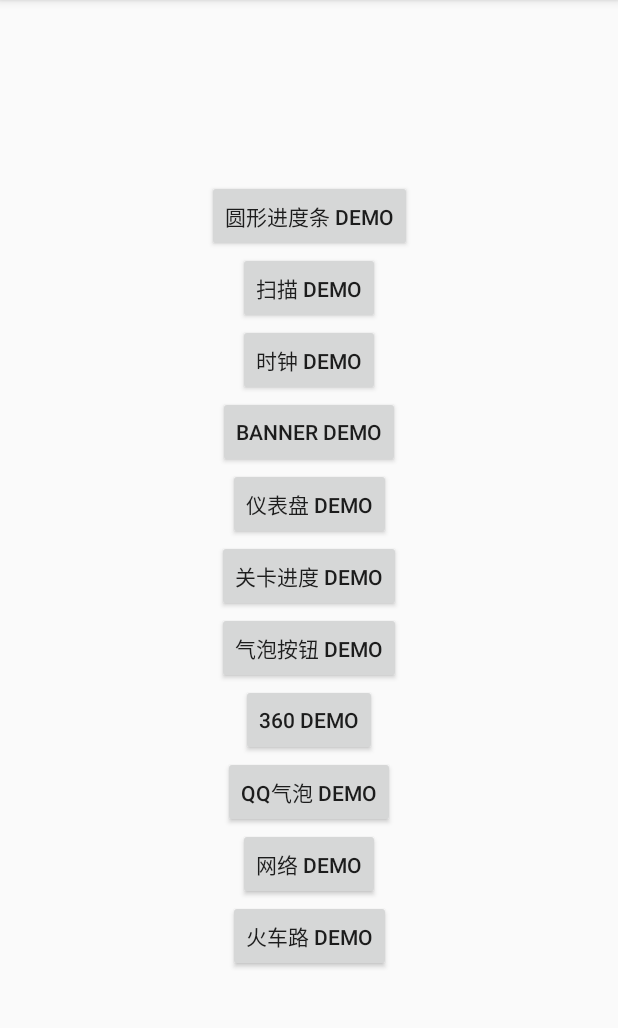
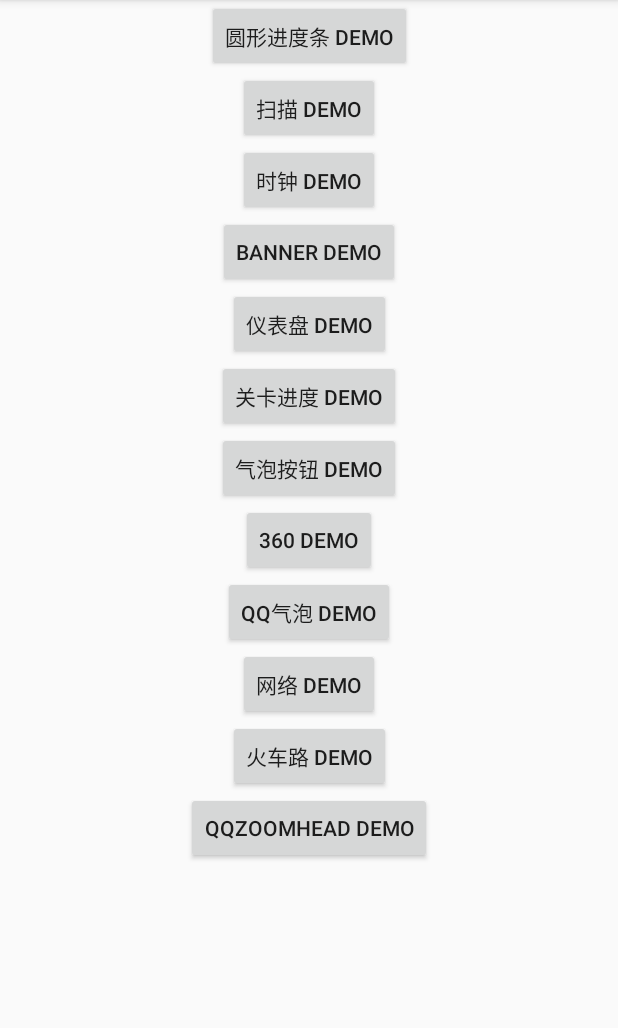
Before and after one commit to Android-Star/CustomCollection, an Android app: the screen it shows after launch (MainActivity), on a phone screen of 412 x 824 dp, the part 84-1112 px from its top. Run offline under Robolectric (Android 15) with nearby library versions, the phone set to English and light mode, and no system bars.

Commit message:
处理冲突

```diff
--- a/app/src/main/res/layout/activity_main.xml
+++ b/app/src/main/res/layout/activity_main.xml
@@ -1,16 +1,17 @@
 <?xml version="1.0" encoding="utf-8"?>
-<android.support.constraint.ConstraintLayout
-    xmlns:android="http://schemas.android.com/apk/res/android"
+<android.support.v4.widget.NestedScrollView xmlns:android="http://schemas.android.com/apk/res/android"
+    xmlns:app="http://schemas.android.com/apk/res-auto"
     xmlns:tools="http://schemas.android.com/tools"
-    xmlns:app="http://schemas.android.com/apk/res-auto"
     android:layout_width="match_parent"
     android:layout_height="match_parent"
-    tools:context=".MainActivity"
-    >
+    tools:context=".MainActivity">
+
+    <android.support.constraint.ConstraintLayout
+        android:layout_width="match_parent"
+        android:layout_height="match_parent">
 
         <Button
             android:id="@+id/btnProgress"
-      app:layout_constraintVertical_chainStyle="packed"
             android:layout_width="wrap_content"
             android:layout_height="wrap_content"
             android:text="圆形进度条 Demo"
@@ -18,7 +19,7 @@
             app:layout_constraintLeft_toLeftOf="parent"
             app:layout_constraintRight_toRightOf="parent"
             app:layout_constraintTop_toTopOf="parent"
-      />
+            app:layout_constraintVertical_chainStyle="packed" />
 
         <Button
             android:id="@+id/btnScan"
@@ -28,8 +29,8 @@
             app:layout_constraintBottom_toTopOf="@id/btnClock"
             app:layout_constraintLeft_toLeftOf="parent"
             app:layout_constraintRight_toRightOf="parent"
-      app:layout_constraintTop_toBottomOf="@id/btnProgress"
-      />
+            app:layout_constraintTop_toBottomOf="@id/btnProgress" />
+
         <Button
             android:id="@+id/btnClock"
             android:layout_width="wrap_content"
@@ -38,8 +39,8 @@
             app:layout_constraintBottom_toTopOf="@id/btnBannerView"
             app:layout_constraintLeft_toLeftOf="parent"
             app:layout_constraintRight_toRightOf="parent"
-      app:layout_constraintTop_toBottomOf="@id/btnScan"
-      />
+            app:layout_constraintTop_toBottomOf="@id/btnScan" />
+
         <Button
             android:id="@+id/btnBannerView"
             android:layout_width="wrap_content"
@@ -48,8 +49,8 @@
             app:layout_constraintBottom_toTopOf="@id/btnDashBoard"
             app:layout_constraintLeft_toLeftOf="parent"
             app:layout_constraintRight_toRightOf="parent"
-      app:layout_constraintTop_toBottomOf="@id/btnClock"
-      />
+            app:layout_constraintTop_toBottomOf="@id/btnClock" />
+
         <Button
             android:id="@+id/btnDashBoard"
             android:layout_width="wrap_content"
@@ -58,8 +59,8 @@
             app:layout_constraintBottom_toTopOf="@id/btnSeekBar"
             app:layout_constraintLeft_toLeftOf="parent"
             app:layout_constraintRight_toRightOf="parent"
-      app:layout_constraintTop_toBottomOf="@id/btnBannerView"
-      />
+            app:layout_constraintTop_toBottomOf="@id/btnBannerView" />
+
         <Button
             android:id="@+id/btnSeekBar"
             android:layout_width="wrap_content"
@@ -68,8 +69,7 @@
             app:layout_constraintBottom_toTopOf="@id/btnButton"
             app:layout_constraintLeft_toLeftOf="parent"
             app:layout_constraintRight_toRightOf="parent"
-      app:layout_constraintTop_toBottomOf="@id/btnDashBoard"
-      />
+            app:layout_constraintTop_toBottomOf="@id/btnDashBoard" />
 
         <Button
             android:id="@+id/btnButton"
@@ -79,8 +79,8 @@
             app:layout_constraintBottom_toTopOf="@id/cleanButton"
             app:layout_constraintLeft_toLeftOf="parent"
             app:layout_constraintRight_toRightOf="parent"
-      app:layout_constraintTop_toBottomOf="@id/btnSeekBar"
-      />
+            app:layout_constraintTop_toBottomOf="@id/btnSeekBar" />
+
         <Button
             android:id="@+id/cleanButton"
             android:layout_width="wrap_content"
@@ -89,8 +89,8 @@
             app:layout_constraintBottom_toTopOf="@id/qqBubble"
             app:layout_constraintLeft_toLeftOf="parent"
             app:layout_constraintRight_toRightOf="parent"
-      app:layout_constraintTop_toBottomOf="@id/btnButton"
-      />
+            app:layout_constraintTop_toBottomOf="@id/btnButton" />
+
         <Button
             android:id="@+id/qqBubble"
             android:layout_width="wrap_content"
@@ -99,8 +99,8 @@
             app:layout_constraintBottom_toTopOf="@id/networkButton"
             app:layout_constraintLeft_toLeftOf="parent"
             app:layout_constraintRight_toRightOf="parent"
-      app:layout_constraintTop_toBottomOf="@id/cleanButton"
-      />
+            app:layout_constraintTop_toBottomOf="@id/cleanButton" />
+
         <Button
             android:id="@+id/networkButton"
             android:layout_width="wrap_content"
@@ -109,17 +109,27 @@
             app:layout_constraintBottom_toTopOf="@id/roadWheelButton"
             app:layout_constraintLeft_toLeftOf="parent"
             app:layout_constraintRight_toRightOf="parent"
-      app:layout_constraintTop_toBottomOf="@id/qqBubble"
-      />
+            app:layout_constraintTop_toBottomOf="@id/qqBubble" />
+
         <Button
             android:id="@+id/roadWheelButton"
             android:layout_width="wrap_content"
             android:layout_height="wrap_content"
             android:text="火车路 Demo"
+            app:layout_constraintBottom_toTopOf="@id/qqZoomHead"
+            app:layout_constraintLeft_toLeftOf="parent"
+            app:layout_constraintRight_toRightOf="parent"
+            app:layout_constraintTop_toBottomOf="@id/networkButton" />
+
+        <Button
+            android:id="@+id/qqZoomHead"
+            android:layout_width="wrap_content"
+            android:layout_height="wrap_content"
+            android:text="qqZoomHead Demo"
             app:layout_constraintBottom_toBottomOf="parent"
             app:layout_constraintLeft_toLeftOf="parent"
             app:layout_constraintRight_toRightOf="parent"
-      app:layout_constraintTop_toBottomOf="@id/networkButton"
-      />
+            app:layout_constraintTop_toBottomOf="@id/roadWheelButton" />
 
     </android.support.constraint.ConstraintLayout>
+</android.support.v4.widget.NestedScrollView>
```
Also changed, not shown: app/src/main/java/com/example/yzs/customcollection/MainActivity.java (+7 -3 lines), app/src/main/java/com/example/yzs/customcollection/views/waveView/WaveView.java (deleted, +0 -91 lines). Lines whose indentation alone changed are shown as unchanged.
